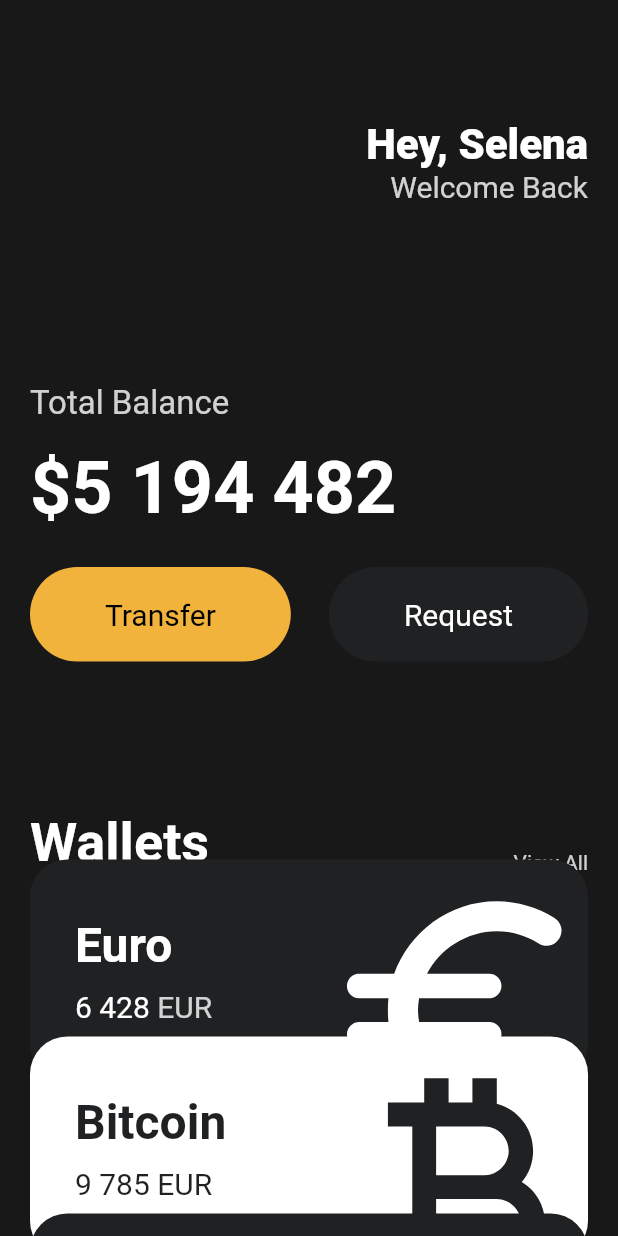
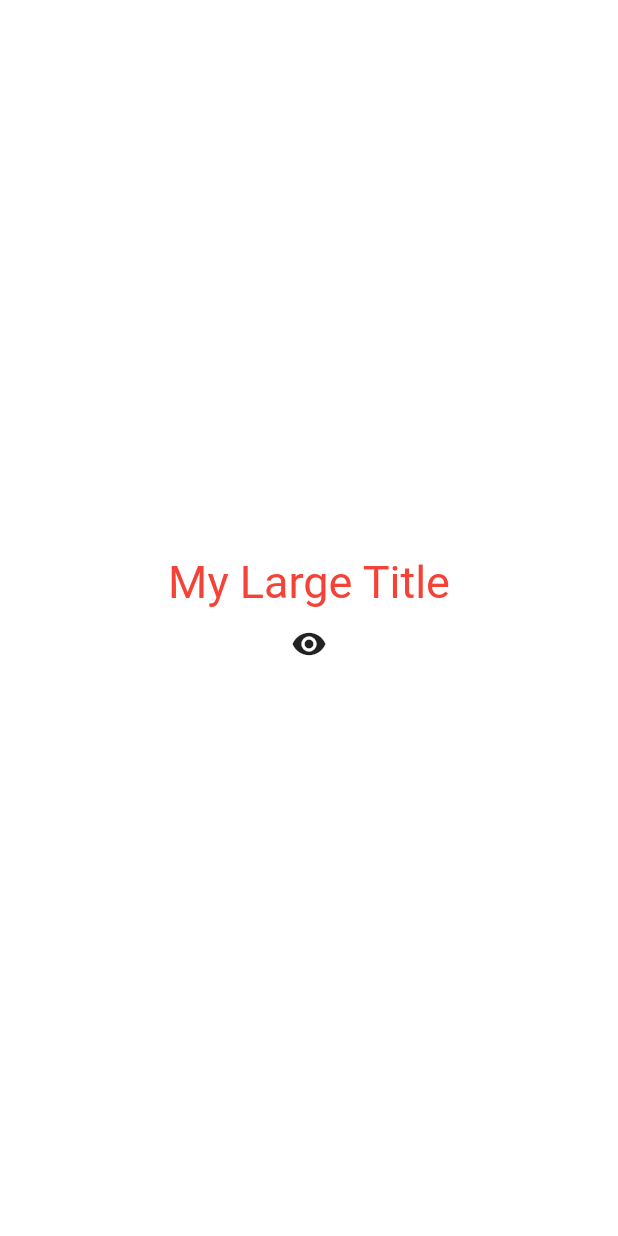
Before and after one commit to brithely/learn-flutter, a Flutter app: the screen it shows after launch, on a phone screen of 412 x 824 dp. Run offline on Flutter 3.47's test engine with Material 2 defaults, Android fonts, the phone set to English and light mode, and no system bars.

```diff
--- a/toonflix/lib/main.dart
+++ b/toonflix/lib/main.dart
@@ -3,13 +3,89 @@ import 'package:toonflix/widgets/button.dart';
 import 'package:toonflix/widgets/currency_card.dart';
 
 void main() {
-  runApp(const App());
+  runApp(const App2());
+}
+
+class App2 extends StatefulWidget {
+  const App2({super.key});
+
+  @override
+  State<App2> createState() => _App2State();
+}
+
+class _App2State extends State<App2> {
+  bool showTitle = true;
+
+  void toggleTitle() {
+    setState(() {
+      showTitle = !showTitle;
+    });
+  }
+
+  @override
+  Widget build(BuildContext context) {
+    return MaterialApp(
+      theme: ThemeData(
+        textTheme: const TextTheme(
+          titleLarge: TextStyle(
+            color: Colors.red,
+          ),
+        ),
+      ),
+      home: Scaffold(
+        backgroundColor: Colors.white,
+        body: Center(
+          child: Column(
+            mainAxisAlignment: MainAxisAlignment.center,
+            children: [
+              showTitle ? const MyLargeTitle() : const Text('nothing!'),
+              IconButton(
+                onPressed: toggleTitle,
+                icon: const Icon(Icons.remove_red_eye),
+              )
+            ],
+          ),
+        ),
+      ),
+    );
+  }
+}
+
+class MyLargeTitle extends StatefulWidget {
+  const MyLargeTitle({
+    super.key,
+  });
+
+  @override
+  State<MyLargeTitle> createState() => _MyLargeTitleState();
+}
+
+class _MyLargeTitleState extends State<MyLargeTitle> {
+  @override
+  void initState() {
+    super.initState();
+    print('initState!');
+  }
+
+  @override
+  void dispose() {
+    super.dispose();
+    print('dispose!');
+  }
+
+  @override
+  Widget build(BuildContext context) {
+    print('build');
+    return Text("My Large Title",
+        style: TextStyle(
+          fontSize: 30,
+          color: Theme.of(context).textTheme.titleLarge?.color,
+        ));
+  }
 }
 
 class App extends StatelessWidget {
   const App({super.key});
-
-  // 시작이 되는 위젯 (root widget)
 
   @override
   Widget build(BuildContext context) {
```
Also changed, not shown: pomodoro/analysis_options.yaml (added, +29 -0 lines), pomodoro/lib/main.dart (added, +29 -0 lines), pomodoro/lib/screens/home_screen.dart (added, +159 -0 lines), pomodoro/pubspec.yaml (added, +90 -0 lines), pomodoro/pubspec.lock (added), 124 other files.
